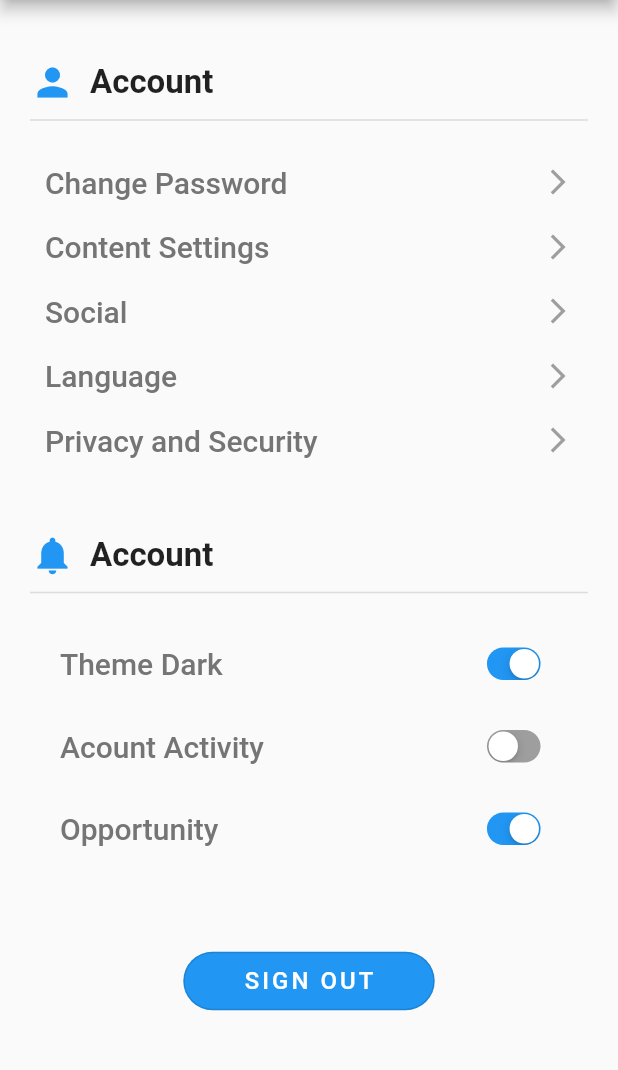
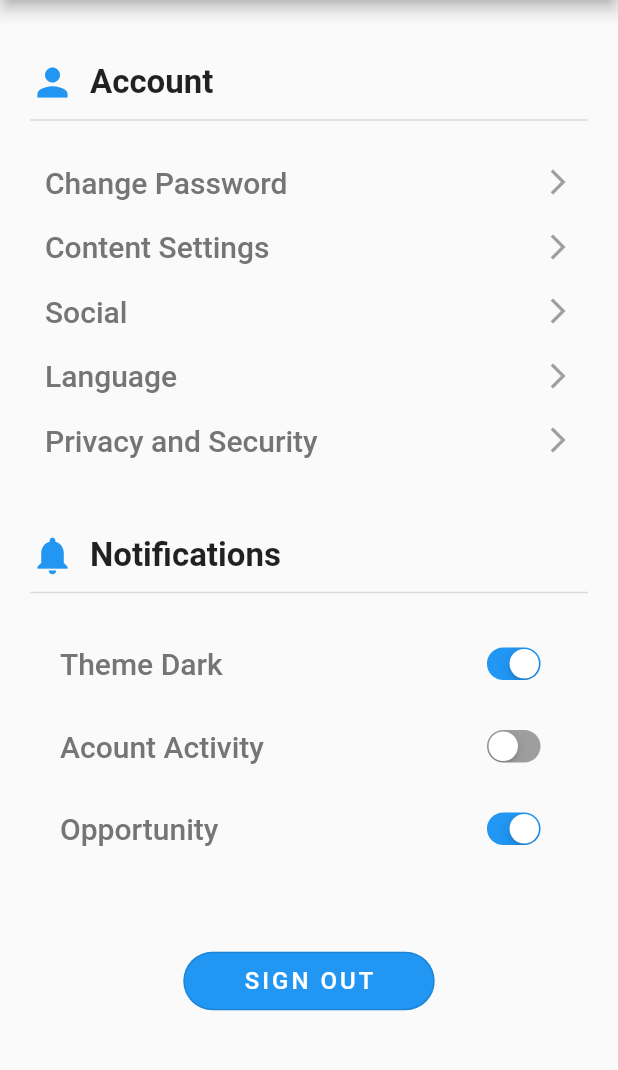
Before and after one commit to TaishiU/flutter-Settings-Page-UI, a Flutter app: the screen it shows after launch, in the side drawer, after a tap on "Settings", on a phone screen of 412 x 824 dp, the part 84-1154 px from its top. Run offline on Flutter 3.47's test engine with Material 2 defaults, Android fonts, the light colour scheme and no system bars.

Commit message:
second commit

```diff
--- a/lib/SettingScreen.dart
+++ b/lib/SettingScreen.dart
@@ -75,7 +75,7 @@ class _SettingScreenState extends State<SettingScreen> {
                 ),
                 SizedBox(width: 10),
                 Text(
-                  'Account',
+                  'Notifications',
                   style: TextStyle(
                     fontSize: 22,
                     fontWeight: FontWeight.bold,
```
Also changed, not shown: 1 other file.
